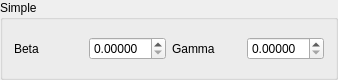
First picture: the form in epipy/resources/ui/sirsimplegroupbox.ui, repository ckaus/EpiPy, before the edit.
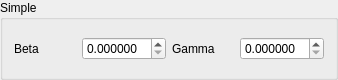
Second picture: the form after the edit.

Patch:
```diff
--- a/epipy/resources/ui/sirsimplegroupbox.ui
+++ b/epipy/resources/ui/sirsimplegroupbox.ui
@@ -33,7 +33,7 @@
    <item>
     <widget class="QDoubleSpinBox" name="beta_spin_box">
      <property name="decimals">
-      <number>5</number>
+      <number>6</number>
      </property>
      <property name="singleStep">
       <double>0.000001000000000</double>
@@ -50,7 +50,7 @@
    <item>
     <widget class="QDoubleSpinBox" name="gamma_spin_box">
      <property name="decimals">
-      <number>5</number>
+      <number>6</number>
      </property>
      <property name="singleStep">
       <double>0.000001000000000</double>
```
